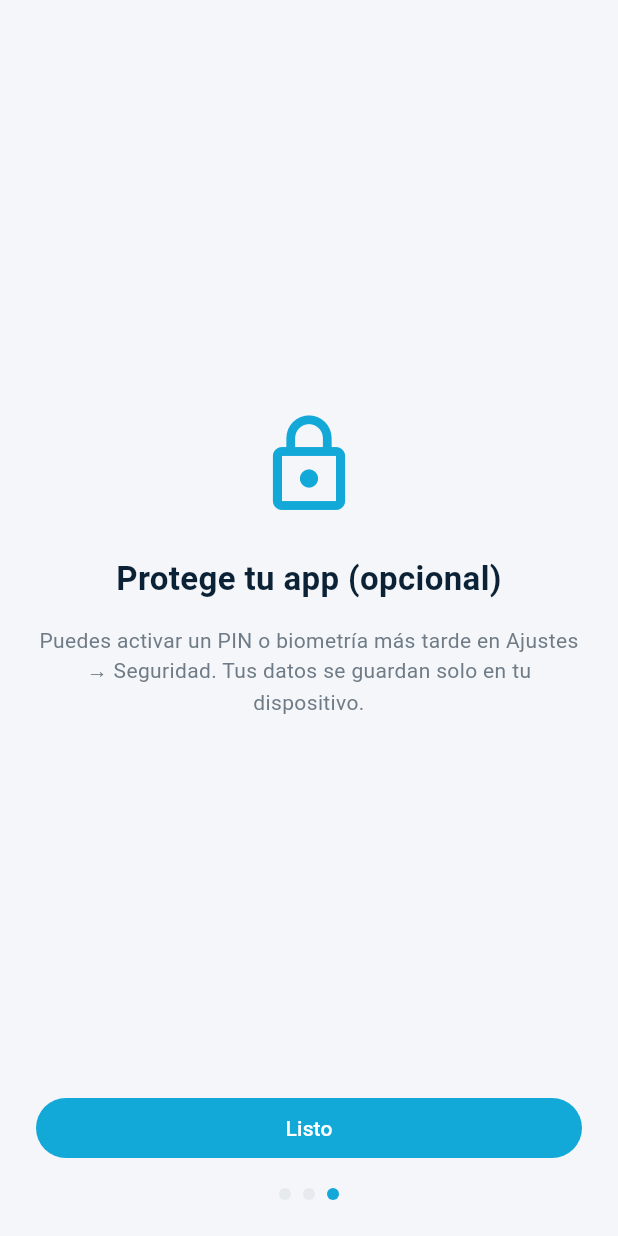
After one commit to emilio2883/Noova-Finance, a Flutter app: the OnboardingScreen screen opened by its route, after a tap on "Comenzar", after a tap on "Importar mi Excel", on a phone screen of 412 x 824 dp. The commit adds this screen. Run offline on Flutter 3.47's test engine with Material 3 defaults, Android fonts, the phone set to English and light mode, and no system bars; our stand-ins replace decimal, file_picker, fl_chart, flutter_local_notifications, flutter_riverpod, go_router and 5 more; missing offline and left inert: syncfusion_flutter_xlsio; accounts and stored records are empty; generated files the repository leaves out were written again.

Commit message:
feat(onboarding): onboarding guiado de primera ejecución
- AppSettings.onboardingDone (+ Isar regen)
- core/app_flags.dart para redirect síncrono
- features/onboarding/onboarding_screen.dart (3 pasos: bienvenida, importar/cero, PIN opcional)
- Router: ruta /onboarding + redirect; main(): usuarios existentes con datos se marcan done
Gates: analyze 0, check_raw_values 0, tests 63/63, apk --debug compila

```diff
--- /dev/null
+++ b/lib/core/app_flags.dart
@@ -0,0 +1,8 @@
+/// Lightweight session-level flags cached at startup so the synchronous
+/// GoRouter redirect can read them without awaiting settings.
+class AppFlags {
+  AppFlags._();
+  // Default true so widget tests (which don't run main) skip onboarding;
+  // main() overwrites this from persisted settings.
+  static bool onboardingDone = true;
+}
--- a/lib/core/router.dart
+++ b/lib/core/router.dart
@@ -3,6 +3,7 @@ import 'package:flutter_riverpod/flutter_riverpod.dart';
 import 'package:go_router/go_router.dart';
 
 import '../data/providers.dart';
+import 'app_flags.dart';
 import '../features/auth/lock_screen.dart';
 import '../features/budgets/budgets_screen.dart';
 import '../features/categories/categories_screen.dart';
@@ -10,6 +11,7 @@ import '../features/dashboard/dashboard_screen.dart';
 import '../features/goals/goals_screen.dart';
 import '../features/charts/charts_screen.dart';
 import '../features/import/import_screen.dart';
+import '../features/onboarding/onboarding_screen.dart';
 import '../features/search/search_screen.dart';
 import '../features/recurring/recurring_screen.dart';
 import '../features/subscriptions/subscriptions_screen.dart';
@@ -36,12 +38,22 @@ GoRouter buildRouter() {
       if (UnlockState.instance.pinRequired && !UnlockState.instance.unlocked) {
         return '/lock';
       }
+      if (!AppFlags.onboardingDone && loc != '/onboarding') {
+        return '/onboarding';
+      }
+      if (AppFlags.onboardingDone && loc == '/onboarding') {
+        return '/dashboard';
+      }
       return null;
     },
     routes: [
       GoRoute(
         path: '/lock',
         builder: (context, state) => const LockGate(),
+      ),
+      GoRoute(
+        path: '/onboarding',
+        builder: (context, state) => const OnboardingScreen(),
       ),
       GoRoute(
         path: '/dashboard',
--- a/lib/data/models/app_settings.dart
+++ b/lib/data/models/app_settings.dart
@@ -35,6 +35,9 @@ class AppSettings {
   /// Has historical Excel data been imported
   bool isImported;
 
+  /// True once the first-run onboarding has been completed/skipped.
+  bool onboardingDone;
+
   DateTime? lastExportDate;
 
   AppSettings({
@@ -48,6 +51,7 @@ class AppSettings {
     this.themeChoiceMade = false,
     this.userName,
     this.isImported = false,
+    this.onboardingDone = false,
     this.lastExportDate,
   });
 }
--- /dev/null
+++ b/lib/features/onboarding/onboarding_screen.dart
@@ -0,0 +1,159 @@
+import 'package:flutter/material.dart';
+import 'package:flutter_riverpod/flutter_riverpod.dart';
+import 'package:go_router/go_router.dart';
+
+import 'package:noova_finance/theme/app_theme.dart';
+import '../../theme/app_motion.dart';
+import '../../core/app_flags.dart';
+import '../../data/providers.dart';
+
+/// First-run guided onboarding (3 steps). Sets AppSettings.onboardingDone=true.
+class OnboardingScreen extends ConsumerStatefulWidget {
+  const OnboardingScreen({super.key});
+
+  @override
+  ConsumerState<OnboardingScreen> createState() => _OnboardingScreenState();
+}
+
+class _OnboardingScreenState extends ConsumerState<OnboardingScreen> {
+  int _step = 0;
+  bool _wantsImport = false;
+
+  Future<void> _finish() async {
+    final repo = await ref.read(settingsRepoProvider.future);
+    final settings = await repo.get();
+    settings.onboardingDone = true;
+    await repo.update(settings);
+    AppFlags.onboardingDone = true;
+    if (!mounted) return;
+    context.go(_wantsImport ? '/import' : '/dashboard');
+  }
+
+  @override
+  Widget build(BuildContext context) {
+    final app = context.app;
+    return Scaffold(
+      body: SafeArea(
+        child: Padding(
+          padding: EdgeInsets.all(app.spacing.lg),
+          child: AnimatedSwitcher(
+            duration: AppMotion.medium,
+            child: _buildStep(app),
+          ),
+        ),
+      ),
+    );
+  }
+
+  Widget _buildStep(AppTheme app) {
+    switch (_step) {
+      case 0:
+        return _stepColumn(
+          key: 's0',
+          app: app,
+          icon: Icons.account_balance_wallet_outlined,
+          title: 'Bienvenido a Noova Finance',
+          body: 'Controla tus finanzas personales, 100% offline. '
+              'Registra gastos en segundos y entiende tu dinero por quincena, mes y año.',
+          action: FilledButton(
+            onPressed: () => setState(() => _step = 1),
+            child: const Text('Comenzar'),
+          ),
+        );
+      case 1:
+        return _stepColumn(
+          key: 's1',
+          app: app,
+          icon: Icons.rocket_launch_outlined,
+          title: '¿Cómo quieres empezar?',
+          body: 'Puedes importar tu Excel de finanzas o comenzar desde cero y crear tus categorías.',
+          action: Column(
+            children: [
+              SizedBox(
+                width: double.infinity,
+                child: FilledButton.icon(
+                  onPressed: () => setState(() {
+                    _wantsImport = true;
+                    _step = 2;
+                  }),
+                  icon: const Icon(Icons.upload_file),
+                  label: const Text('Importar mi Excel'),
+                ),
+              ),
+              SizedBox(height: app.spacing.sm),
+              SizedBox(
+                width: double.infinity,
+                child: OutlinedButton.icon(
+                  onPressed: () => setState(() {
+                    _wantsImport = false;
+                    _step = 2;
+                  }),
+                  icon: const Icon(Icons.edit_note),
+                  label: const Text('Empezar de cero'),
+                ),
+              ),
+            ],
+          ),
+        );
+      default:
+        return _stepColumn(
+          key: 's2',
+          app: app,
+          icon: Icons.lock_outline,
+          title: 'Protege tu app (opcional)',
+          body: 'Puedes activar un PIN o biometría más tarde en Ajustes → Seguridad. '
+              'Tus datos se guardan solo en tu dispositivo.',
+          action: FilledButton(
+            onPressed: _finish,
+            child: const Text('Listo'),
+          ),
+        );
+    }
+  }
+
+  Widget _stepColumn({
+    required String key,
+    required AppTheme app,
+    required IconData icon,
+    required String title,
+    required String body,
+    required Widget action,
+  }) {
+    return Column(
+      key: ValueKey(key),
+      crossAxisAlignment: CrossAxisAlignment.stretch,
+      children: [
+        const Spacer(),
+        Icon(icon, size: 72, color: app.colors.primary),
+        SizedBox(height: app.spacing.lg),
+        Text(title,
+            textAlign: TextAlign.center,
+            style: const TextStyle(fontSize: 22, fontWeight: FontWeight.bold)),
+        SizedBox(height: app.spacing.md),
+        Text(body,
+            textAlign: TextAlign.center,
+            style: TextStyle(fontSize: 14, color: app.colors.textSecondary)),
+        const Spacer(),
+        action,
+        SizedBox(height: app.spacing.md),
+        Row(
+          mainAxisAlignment: MainAxisAlignment.center,
+          children: [
+            for (var i = 0; i < 3; i++)
+              Container(
+                width: 8,
+                height: 8,
+                margin: EdgeInsets.symmetric(horizontal: app.spacing.xs),
+                decoration: BoxDecoration(
+                  shape: BoxShape.circle,
+                  color: i == _step
+                      ? app.colors.primary
+                      : app.colors.divider,
+                ),
+              ),
+          ],
+        ),
+      ],
+    );
+  }
+}
--- a/lib/main.dart
+++ b/lib/main.dart
@@ -2,6 +2,7 @@ import 'package:flutter/material.dart';
 import 'package:flutter_riverpod/flutter_riverpod.dart';
 
 import 'app.dart';
+import 'core/app_flags.dart';
 import 'core/router.dart';
 import 'core/services/notification_service.dart';
 import 'data/database.dart';
@@ -26,9 +27,16 @@ Future<void> main() async {
   await generator.generateDue();
   await SavingsGoalRepository(isar).generateRecurring();
 
-  final settings = await SettingsRepository(isar).get();
+  final settingsRepo = SettingsRepository(isar);
+  final settings = await settingsRepo.get();
   UnlockState.instance.pinRequired =
       settings.pinHash?.isNotEmpty ?? false;
+  // Existing users with data should not be forced through onboarding.
+  if (!settings.onboardingDone && await isar.transactions.count() > 0) {
+    settings.onboardingDone = true;
+    await settingsRepo.update(settings);
+  }
+  AppFlags.onboardingDone = settings.onboardingDone;
 
   await NotificationService.init();
 
```
Also changed, not shown: lib/data/models/app_settings.g.dart, 1 other file.
